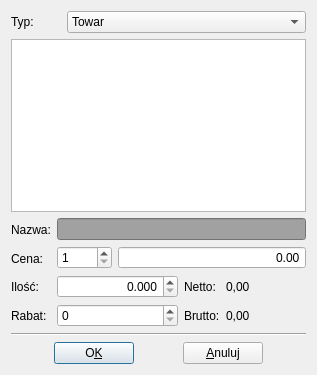
Qt form ui/TowaryLista.ui (travnick/qfaktury) before a commit.
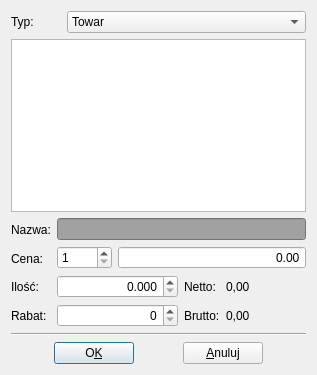
The same form after that commit.

Commit message: Aligned discount spinbox to right.

```diff
--- a/ui/TowaryLista.ui
+++ b/ui/TowaryLista.ui
@@ -171,7 +171,11 @@
             </widget>
            </item>
            <item>
-            <widget class="QSpinBox" name="rabatSpin" />
+            <widget class="QSpinBox" name="rabatSpin" >
+             <property name="alignment" >
+              <set>Qt::AlignRight|Qt::AlignTrailing|Qt::AlignVCenter</set>
+             </property>
+            </widget>
            </item>
           </layout>
          </item>
```
